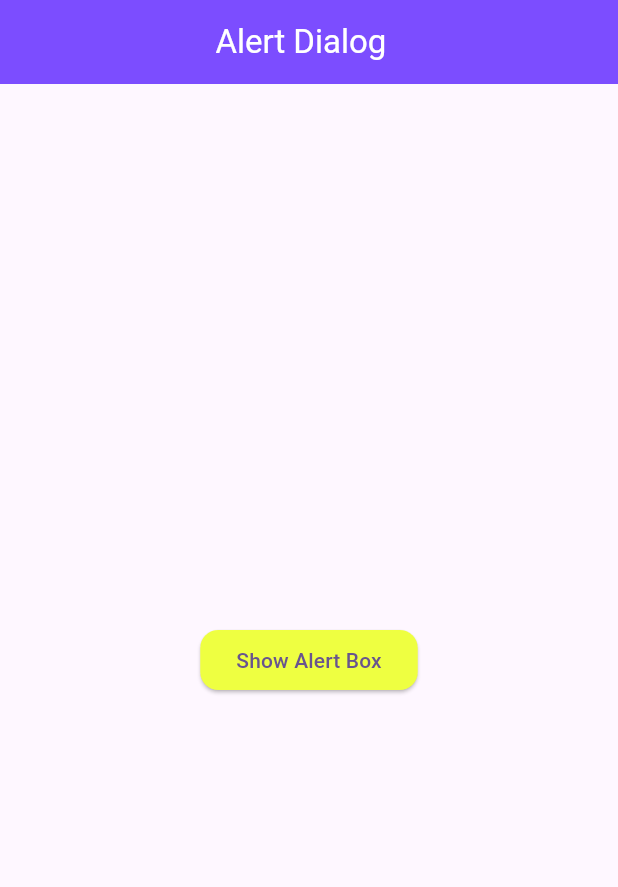
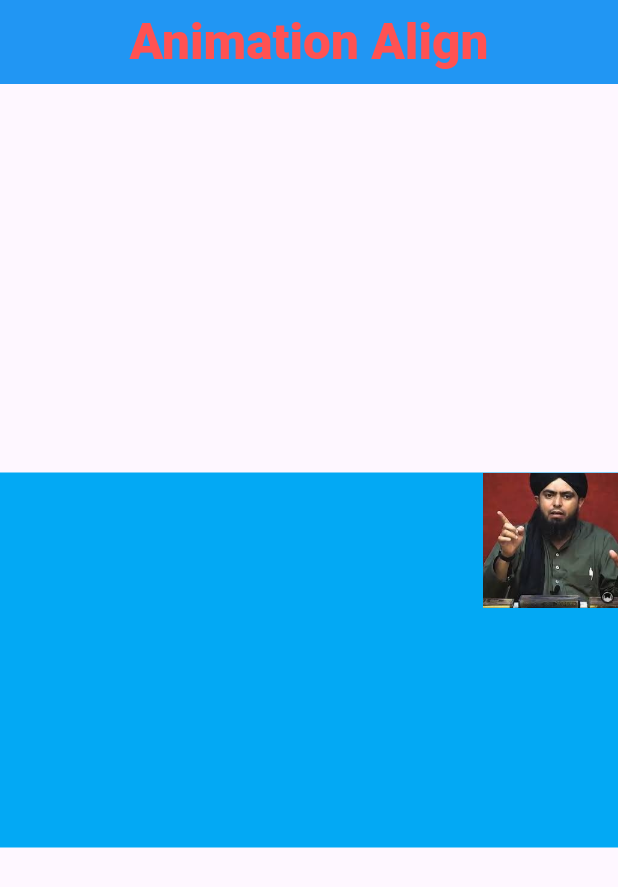
Before and after one commit to arbabhussain7/Flutter-_Widgets-, a Flutter app: the screen it shows after launch, on a phone screen of 412 x 824 dp. Shown: the top 887 px of the screen. Run offline on Flutter 3.47's test engine with Material 3 defaults, Android fonts, the phone set to English and light mode, and no system bars; our stand-ins replace connectivity_plus, flutter_image_compress, get, image_picker, liquid_swipe, shared_preferences; key blocks and very long unbroken strings in the code were emptied for the run.

Commit message:
Concept Of Animated Align

```diff
--- /dev/null
+++ b/lib/animatedWidgets/animated_align_widgets.dart
@@ -0,0 +1,53 @@
+import 'package:flutter/material.dart';
+
+class AnimatedAlignWidgets extends StatefulWidget {
+  const AnimatedAlignWidgets({super.key});
+
+  @override
+  State<AnimatedAlignWidgets> createState() => _AnimatedAlignWidgetsState();
+}
+
+class _AnimatedAlignWidgetsState extends State<AnimatedAlignWidgets> {
+  bool isSelected = false;
+
+  @override
+  Widget build(BuildContext context) {
+    return Scaffold(
+        appBar: AppBar(
+          backgroundColor: Colors.blue,
+          centerTitle: true,
+          title: const Text(
+            'Animation Align',
+            style: TextStyle(
+                fontSize: 33,
+                fontWeight: FontWeight.w800,
+                color: Colors.redAccent),
+          ),
+        ),
+        body: GestureDetector(
+          onTap: () {
+            setState(() {
+              isSelected = !isSelected;
+            });
+          },
+          child: Center(
+            child: Container(
+              width: double.infinity,
+              height: 250,
+              color: Colors.lightBlue,
+              child: AnimatedAlign(
+                alignment:
+                    isSelected ? Alignment.bottomLeft : Alignment.topRight,
+                duration: Duration(seconds: 1),
+                curve: Curves.fastLinearToSlowEaseIn,
+                child: Image.asset(
+                  'assets/images/engr-sahb.png',
+                  width: 90,
+                  height: 90,
+                ),
+              ),
+            ),
+          ),
+        ));
+  }
+}
--- a/lib/main.dart
+++ b/lib/main.dart
@@ -1,5 +1,6 @@
 import 'package:flutter/material.dart';
 import 'package:get/route_manager.dart';
+import 'package:shared_preference/animatedWidgets/animated_align_widgets.dart';
 import 'package:shared_preference/basic_widgets/about_dialog.dart';
 import 'package:shared_preference/basic_widgets/about_list_tile_widgets.dart';
 import 'package:shared_preference/basic_widgets/absorb_pointer_widgtes.dart';
@@ -22,6 +23,6 @@ class MyApp extends StatelessWidget {
           colorScheme: ColorScheme.fromSeed(seedColor: Colors.deepPurple),
           useMaterial3: true,
         ),
-        home: AlertDialogWidgets());
+        home: AnimatedAlignWidgets());
   }
 }
```
Also changed, not shown: lib/animatedContainer/animated_container.dart (deleted, +0 -57 lines), 4 other files.
